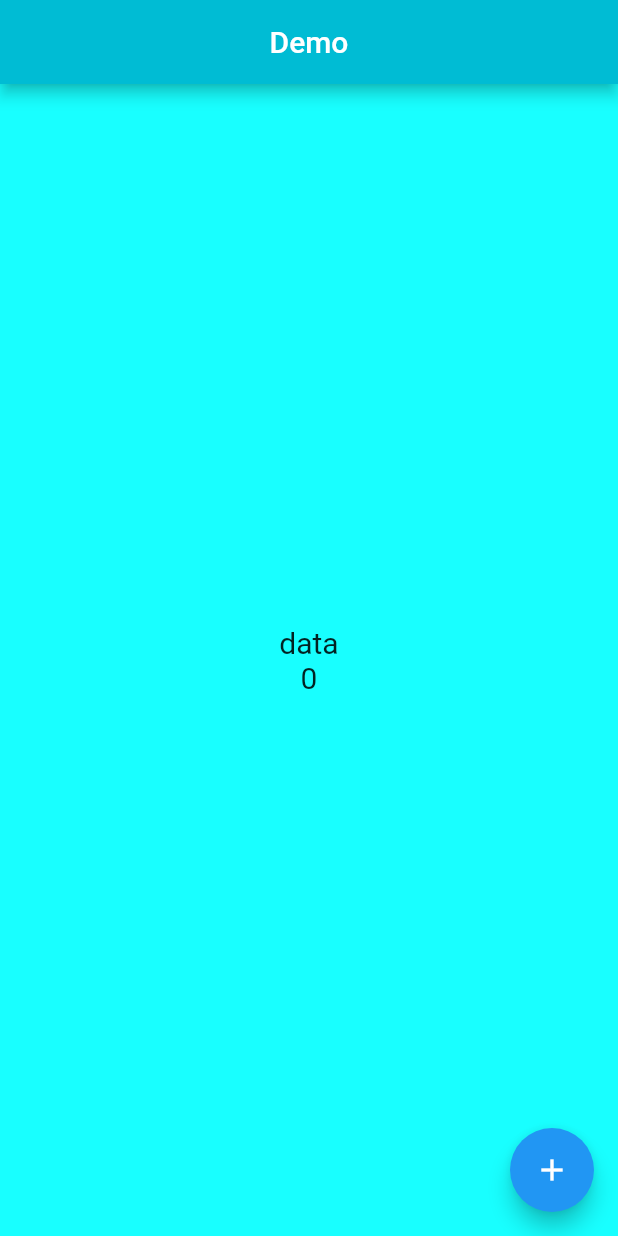
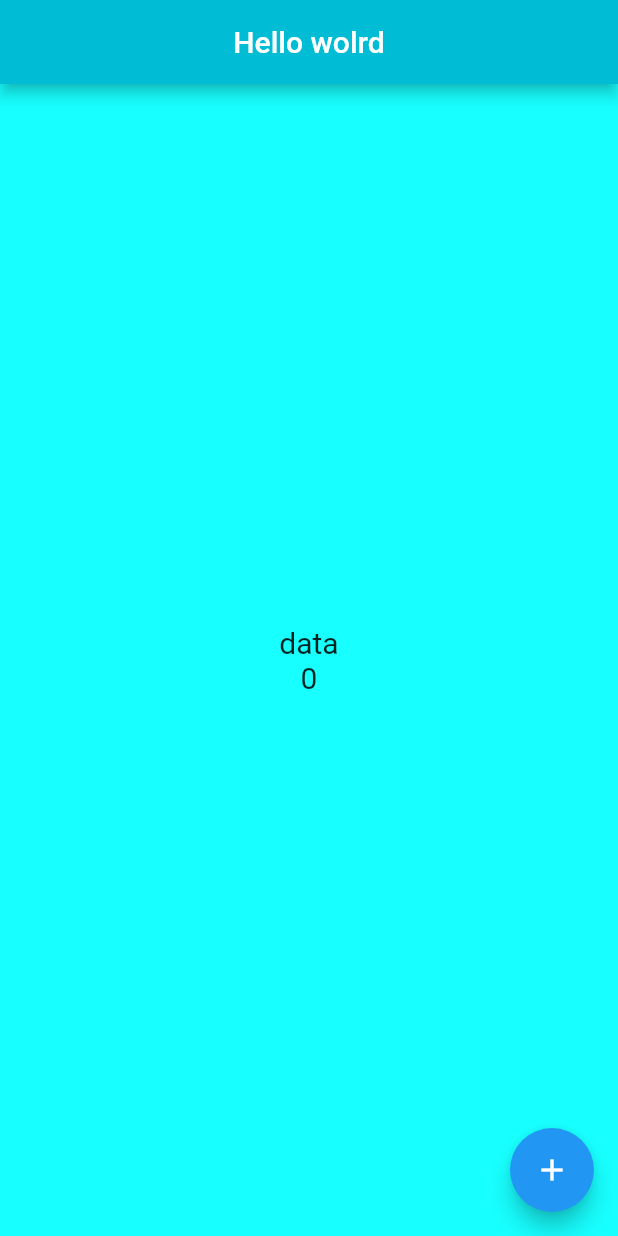
Before and after one commit to niksmalani/niks, a Flutter app: the screen it shows after launch, on a phone screen of 412 x 824 dp. Run offline on Flutter 3.47's test engine with Material 2 defaults, Android fonts, the phone set to English and light mode, and no system bars.

Commit message:
text chnage

```diff
--- a/lib/main.dart
+++ b/lib/main.dart
@@ -34,7 +34,7 @@ class _PageState extends State<Page> {
     return Scaffold(
       appBar: AppBar(
         centerTitle: true,
-        title: Text('Demo'),
+        title: Text('Hello wolrd'),
         backgroundColor: Colors.cyan,
       ),
       backgroundColor: Colors.cyanAccent,
```
